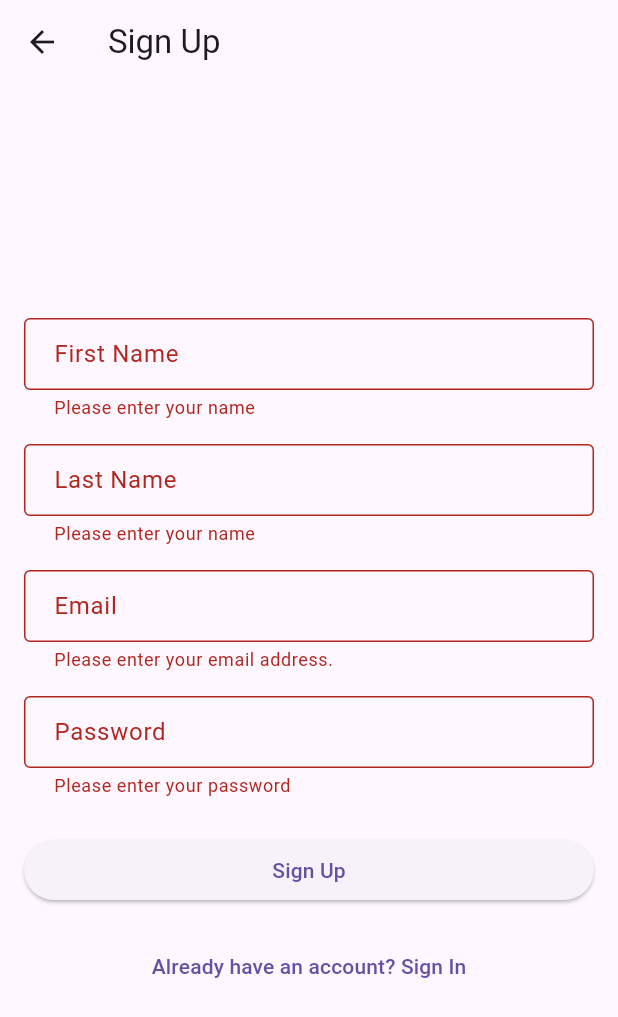
After one commit to ErenBal1/AssetTracker, a Flutter app: the SignupView screen opened by its route, after a tap on "Sign Up", on a phone screen of 412 x 824 dp. The commit adds this screen. Shown: the top 1017 px of the screen. Run offline on Flutter 3.47's test engine with Material 3 defaults, Android fonts, the phone set to English and light mode, and no system bars; our stand-ins replace cloud_firestore, equatable, firebase_auth, firebase_core, fl_chart, flutter_bloc; accounts and stored records are empty; generated files the repository leaves out were written again.

Commit message:
implement user signup functionality with form validation and UI; add signup view and navigation

```diff
--- a/asset_tracker_app/lib/bloc/auth/auth_bloc.dart
+++ b/asset_tracker_app/lib/bloc/auth/auth_bloc.dart
@@ -22,6 +22,23 @@ class AuthBloc extends Bloc<AuthEvent, AuthState> {
       }
     });
 
+    on<SignUpRequested>((event, emit) async {
+      emit(AuthLoading());
+      try {
+        final success = await _authService.signUp(
+          event.email,
+          event.password,
+          event.firstName,
+          event.lastName,
+        );
+        if (success) {
+          emit(AuthAuthenticated());
+        }
+      } catch (e) {
+        emit(AuthError(e.toString()));
+      }
+    });
+
     on<SignOutRequested>((event, emit) async {
       emit(AuthLoading());
       try {
--- a/asset_tracker_app/lib/bloc/auth/auth_event.dart
+++ b/asset_tracker_app/lib/bloc/auth/auth_event.dart
@@ -17,4 +17,17 @@ class SignInRequested extends AuthEvent {
   List<Object> get props => [email, password];
 }
 
+class SignUpRequested extends AuthEvent {
+  final String email;
+  final String password;
+  final String firstName;
+  final String lastName;
+
+  const SignUpRequested(
+      this.email, this.password, this.firstName, this.lastName);
+
+  @override
+  List<Object> get props => [email, password, firstName, lastName];
+}
+
 class SignOutRequested extends AuthEvent {}
--- a/asset_tracker_app/lib/localization/strings.dart
+++ b/asset_tracker_app/lib/localization/strings.dart
@@ -28,6 +28,10 @@ class LocalStrings {
   static const emailLabel = 'Email';
   static const welcome = 'Welcome';
   static const signIn = 'Sign In';
+  static const signUp = 'Sign Up';
+  static const alreadyHaveAcc = 'Already have an account? Sign In';
+  static const firstName = 'First Name';
+  static const lastName = 'Last Name';
 
   //splash screen
   static const appLabel = 'Asset Tracker';
@@ -42,6 +46,8 @@ class LocalStrings {
       'You have made too many failed login attempts. Please try again later.';
   static const defaultError = 'An error occurred: ';
   static const loginError = 'There was an error logging in. Please try again.';
+  static const signupError =
+      'There was an error during signup. Please try again.';
   static const weakPassword =
       'The password is too weak. Use at least 6 characters.';
   static const emailAlreadyinUse = 'This email address is already in use.';
--- a/asset_tracker_app/lib/services/auth_service.dart
+++ b/asset_tracker_app/lib/services/auth_service.dart
@@ -1,4 +1,6 @@
 abstract class IAuthService {
   Future<bool> signIn(String email, String password);
   Future<void> signOut();
+  Future<bool> signUp(
+      String email, String password, String firstName, String lastName);
 }
--- a/asset_tracker_app/lib/services/firebase/firebase_auth_service.dart
+++ b/asset_tracker_app/lib/services/firebase/firebase_auth_service.dart
@@ -24,6 +24,27 @@ class FirebaseAuthService implements IAuthService {
     }
   }
 
+  @override
+  Future<bool> signUp(
+      String email, String password, String firstName, String lastName) async {
+    try {
+      final userCredential = await _auth.createUserWithEmailAndPassword(
+        email: email,
+        password: password,
+      );
+
+      if (userCredential.user != null) {
+        await userCredential.user?.updateDisplayName('$firstName $lastName');
+        return true;
+      }
+      return false;
+    } on FirebaseAuthException catch (e) {
+      throw _handleAuthError(e);
+    } catch (e) {
+      throw LocalStrings.signupError;
+    }
+  }
+
   String _handleAuthError(FirebaseAuthException e) {
     final error = e.code.toFirebaseAuthError();
     return error == FirebaseAuthError.unknown
--- a/asset_tracker_app/lib/services/mock_service/mock_service.dart
+++ b/asset_tracker_app/lib/services/mock_service/mock_service.dart
@@ -24,4 +24,11 @@ class MockAuthService implements IAuthService {
   Future<void> signOut() async {
     await Future.delayed(const Duration(milliseconds: 500));
   }
+
+  @override
+  Future<bool> signUp(
+      String email, String password, String firstName, String lastName) {
+    // TODO: implement signUp
+    throw UnimplementedError();
+  }
 }
--- a/asset_tracker_app/lib/utils/constants/app_routes_constants.dart
+++ b/asset_tracker_app/lib/utils/constants/app_routes_constants.dart
@@ -2,11 +2,13 @@ import 'package:asset_tracker_app/view/home_view.dart';
 import 'package:asset_tracker_app/view/login_screen_view.dart';
 import 'package:asset_tracker_app/view/onboard_view.dart';
 import 'package:asset_tracker_app/view/profile_view.dart';
+import 'package:asset_tracker_app/view/signup_view.dart';
 import 'package:asset_tracker_app/widgets/main_wrapper.dart';
 import 'package:flutter/material.dart';
 
 class ToScreen {
   static const String loginPage = '/login';
+  static const String signupPage = '/signup';
   static const String homePage = '/home';
   static const String onboardPage = '/onboarding';
   static const String myAssetsPage = '/myAssets';
@@ -17,6 +19,7 @@ class AppRoutes {
   static Map<String, Widget Function(BuildContext)> routes = {
     ToScreen.onboardPage: (context) => const OnboardingScreenView(),
     ToScreen.loginPage: (context) => const LoginScreenView(),
+    ToScreen.signupPage: (context) => const SignupView(),
     ToScreen.homePage: (context) => const HomePageView(),
     ToScreen.myAssetsPage: (context) => const ProfileView(),
     ToScreen.mainWrapper: (context) => const MainWrapper(),
--- /dev/null
+++ b/asset_tracker_app/lib/utils/mixins/signup_view_mixin.dart
@@ -0,0 +1,108 @@
+import 'package:asset_tracker_app/bloc/auth/auth_bloc.dart';
+import 'package:asset_tracker_app/bloc/auth/auth_event.dart';
+import 'package:asset_tracker_app/bloc/auth/auth_state.dart';
+import 'package:asset_tracker_app/localization/strings.dart';
+import 'package:asset_tracker_app/utils/constants/app_routes_constants.dart';
+import 'package:asset_tracker_app/utils/constants/theme/constant_gap_sizes.dart';
+import 'package:asset_tracker_app/utils/validators/form_validator.dart';
+import 'package:asset_tracker_app/widgets/custom_text_field.dart';
+import 'package:flutter/material.dart';
+import 'package:flutter_bloc/flutter_bloc.dart';
+
+mixin SignupViewMixin<SignupViewMixinState extends StatefulWidget>
+    on State<SignupViewMixinState> {
+  final formKey = GlobalKey<FormState>();
+  final firstNameController = TextEditingController();
+  final lastNameController = TextEditingController();
+  final emailController = TextEditingController();
+  final passwordController = TextEditingController();
+
+  @override
+  void dispose() {
+    firstNameController.dispose();
+    lastNameController.dispose();
+    emailController.dispose();
+    passwordController.dispose();
+    super.dispose();
+  }
+
+  void signUp() {
+    if (!formKey.currentState!.validate()) return;
+
+    context.read<AuthBloc>().add(
+          SignUpRequested(
+            emailController.text.trim(),
+            passwordController.text,
+            firstNameController.text.trim(),
+            lastNameController.text.trim(),
+          ),
+        );
+  }
+
+  void authListener(BuildContext context, AuthState state) {
+    if (state is AuthAuthenticated) {
+      Navigator.pushNamedAndRemoveUntil(
+        context,
+        ToScreen.mainWrapper,
+        (_) => false,
+      );
+    } else if (state is AuthError) {
+      ScaffoldMessenger.of(context).showSnackBar(
+        SnackBar(content: Text(state.message)),
+      );
+    }
+  }
+
+  List<Widget> buildFormFields() {
+    return [
+      CustomTextField(
+        controller: firstNameController,
+        label: LocalStrings.firstName,
+        validator: FormValidator.validateName,
+      ),
+      const GapSize.small(),
+      CustomTextField(
+        controller: lastNameController,
+        label: LocalStrings.lastName,
+        validator: FormValidator.validateName,
+      ),
+      const GapSize.small(),
+      CustomTextField(
+        controller: emailController,
+        label: LocalStrings.emailLabel,
+        keyboardType: TextInputType.emailAddress,
+        validator: FormValidator.validateEmail,
+      ),
+      const GapSize.small(),
+      CustomTextField(
+        controller: passwordController,
+        label: LocalStrings.passwordLabel,
+        obscureText: true,
+        validator: FormValidator.validatePassword,
+      ),
+    ];
+  }
+
+  Widget buildSignUpButton(AuthState state) {
+    final isLoading = state is AuthLoading;
+
+    return SizedBox(
+      width: double.infinity,
+      child: ElevatedButton(
+        onPressed: isLoading ? null : signUp,
+        child: isLoading
+            ? const CircularProgressIndicator()
+            : const Text(LocalStrings.signUp),
+      ),
+    );
+  }
+
+  Widget buildSignInTextButton(BuildContext context) {
+    return TextButton(
+      onPressed: () {
+        Navigator.pushReplacementNamed(context, ToScreen.loginPage);
+      },
+      child: const Text(LocalStrings.alreadyHaveAcc),
+    );
+  }
+}
--- /dev/null
+++ b/asset_tracker_app/lib/utils/validators/form_validator.dart
@@ -0,0 +1,34 @@
+import 'package:asset_tracker_app/localization/strings.dart';
+
+class FormValidator {
+  static String? validateEmail(String? value) {
+    if (value == null || value.isEmpty) {
+      return LocalStrings.enterEmail;
+    }
+    final emailRegex = RegExp(r'^[\w-\.]+@([\w-]+\.)+[\w-]{2,4}$');
+    if (!emailRegex.hasMatch(value)) {
+      return LocalStrings.enterValidEmail;
+    }
+    return null;
+  }
+
+  static String? validatePassword(String? value) {
+    if (value == null || value.isEmpty) {
+      return LocalStrings.enterPassword;
+    }
+    if (value.length < 6) {
+      return LocalStrings.atLeast6characters;
+    }
+    return null;
+  }
+
+  static String? validateName(String? value) {
+    if (value == null || value.isEmpty) {
+      return 'Please enter your name';
+    }
+    if (value.length < 2) {
+      return 'Name must be at least 2 characters';
+    }
+    return null;
+  }
+}
--- a/asset_tracker_app/lib/view/login_screen_view.dart
+++ b/asset_tracker_app/lib/view/login_screen_view.dart
@@ -62,6 +62,13 @@ class _LoginScreenViewState extends State<LoginScreenView>
                       isLoading: state is AuthLoading,
                       text: LocalStrings.signIn,
                     ),
+                    const GapSize.small(),
+                    TextButton(
+                      onPressed: () {
+                        Navigator.pushNamed(context, ToScreen.signupPage);
+                      },
+                      child: const Text('Don\'t have an account? Sign Up'),
+                    ),
                   ],
                 ),
               ),
--- /dev/null
+++ b/asset_tracker_app/lib/view/signup_view.dart
@@ -0,0 +1,43 @@
+import 'package:asset_tracker_app/bloc/auth/auth_bloc.dart';
+import 'package:asset_tracker_app/bloc/auth/auth_state.dart';
+import 'package:asset_tracker_app/localization/strings.dart';
+import 'package:asset_tracker_app/utils/constants/theme/constant_gap_sizes.dart';
+import 'package:asset_tracker_app/utils/constants/theme/constant_paddings.dart';
+import 'package:asset_tracker_app/utils/mixins/signup_view_mixin.dart';
+import 'package:flutter/material.dart';
+import 'package:flutter_bloc/flutter_bloc.dart';
+
+class SignupView extends StatefulWidget {
+  const SignupView({super.key});
+
+  @override
+  State<SignupView> createState() => _SignupViewState();
+}
+
+class _SignupViewState extends State<SignupView> with SignupViewMixin {
+  @override
+  Widget build(BuildContext context) {
+    return BlocConsumer<AuthBloc, AuthState>(
+      listener: authListener,
+      builder: (context, state) => Scaffold(
+        appBar: AppBar(title: const Text(LocalStrings.signUp)),
+        body: Padding(
+          padding: ConstantPaddings.allM,
+          child: Form(
+            key: formKey,
+            child: Column(
+              mainAxisAlignment: MainAxisAlignment.center,
+              children: [
+                ...buildFormFields(),
+                const GapSize.medium(),
+                buildSignUpButton(state),
+                const GapSize.small(),
+                buildSignInTextButton(context),
+              ],
+            ),
+          ),
+        ),
+      ),
+    );
+  }
+}
--- /dev/null
+++ b/asset_tracker_app/lib/widgets/custom_text_field.dart
@@ -0,0 +1,36 @@
+import 'package:flutter/material.dart';
+
+class CustomTextField extends StatelessWidget {
+  final TextEditingController controller;
+  final String label;
+  final bool obscureText;
+  final TextInputType? keyboardType;
+  final String? Function(String?)? validator;
+
+  const CustomTextField({
+    super.key,
+    required this.controller,
+    required this.label,
+    this.obscureText = false,
+    this.keyboardType,
+    this.validator,
+  });
+
+  @override
+  Widget build(BuildContext context) {
+    return TextFormField(
+      controller: controller,
+      obscureText: obscureText,
+      keyboardType: keyboardType,
+      validator: validator,
+      decoration: InputDecoration(
+        labelText: label,
+        border: const OutlineInputBorder(),
+        contentPadding: const EdgeInsets.symmetric(
+          horizontal: 16,
+          vertical: 12,
+        ),
+      ),
+    );
+  }
+}
```
